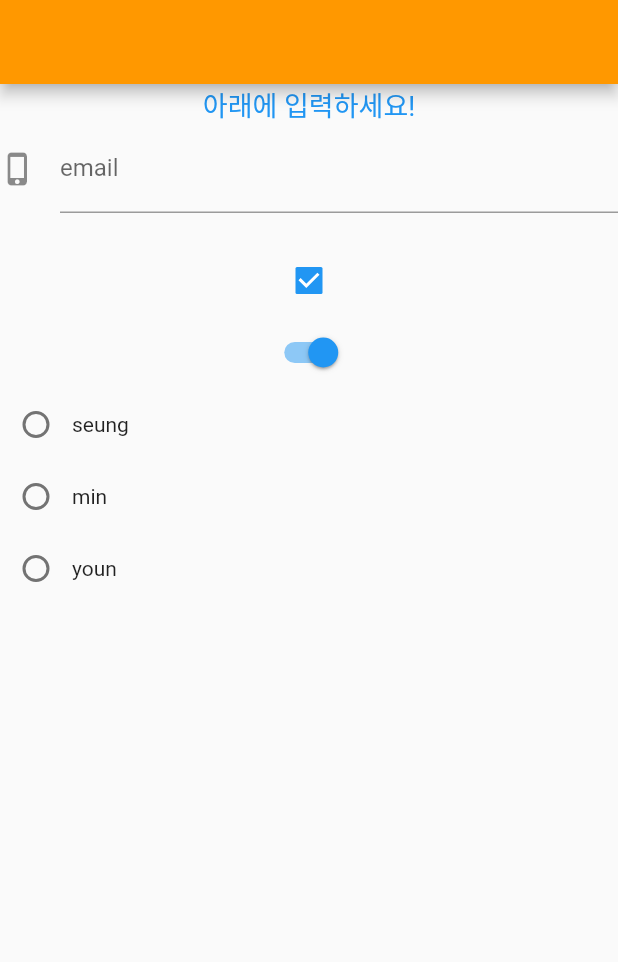
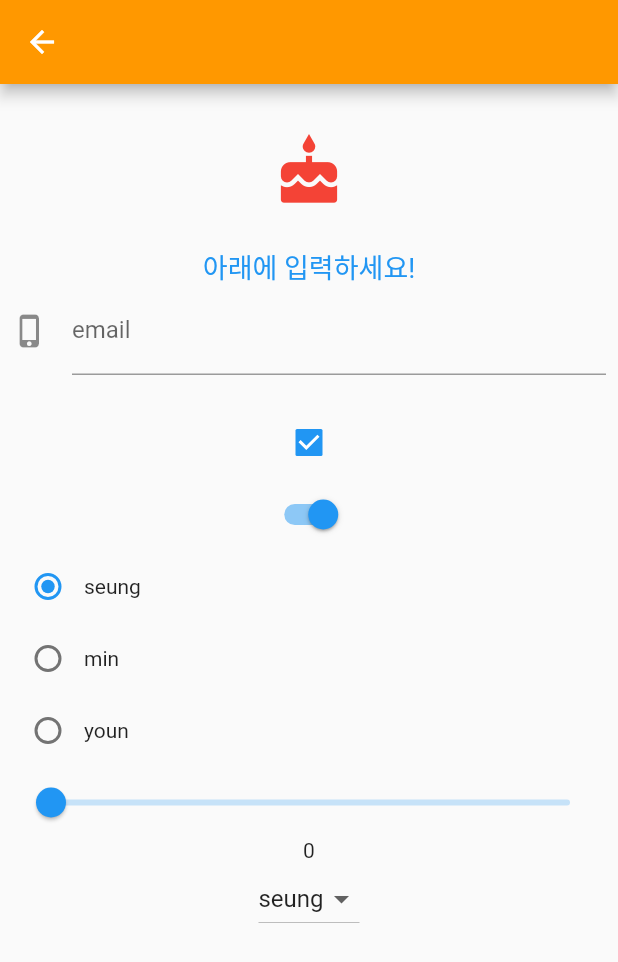
Before and after one commit to seungminlll3420/Flutter_Practice, a Flutter app: the MainPage screen opened directly, on a phone screen of 412 x 824 dp. Shown: the top 962 px of the screen. Run offline on Flutter 3.47's test engine with Material 2 defaults, Android fonts, the phone set to English and light mode, and no system bars.

Commit message:
값  위젯 연습

```diff
--- a/Value_Widget/lib/mainpage.dart
+++ b/Value_Widget/lib/mainpage.dart
@@ -10,21 +10,38 @@ class MainPage extends StatefulWidget {
 class _MainPageState extends State<MainPage> {
   TextEditingController _controller = TextEditingController();
   var _searchTerm = "";
-  var val1 = true;
-  SearchType _searchType;
+  bool _bool_val = true;
+  double _double_val = 0;
+
+  SearchType _searchType = SearchType.seung;
   @override
   Widget build(BuildContext context) {
     return Scaffold(
       appBar: AppBar(
         backgroundColor: Colors.orange,
       ),
-      body: Container(
+      body: Padding(
+        padding: const EdgeInsets.all(8.0),
+        child: SingleChildScrollView(
+          child: Container(
             child: Column(
               children: <Widget>[
+                SizedBox(
+                  height: 100,
+                  width: 100,
+                  //                                   아이콘 위젯(아이콘 출력)
+                  child: Icon(
+                    Icons.cake,
+                    color: Colors.red,
+                    size: 50,
+                  ),
+                ),
+                //                                     텍스트 위젯 (텍스트 출력)
                 Text(
                   '아래에 입력하세요!',
                   style: TextStyle(fontSize: 18, color: Colors.blue),
                 ),
+                //                                     텍스트필드 위엣(사용자 입력)
                 TextField(
                   keyboardType: TextInputType.emailAddress,
                   controller: _controller,
@@ -40,22 +57,26 @@ class _MainPageState extends State<MainPage> {
                 ),
                 Text(_searchTerm,
                     style: TextStyle(fontSize: 18, color: Colors.blue)),
+                //                                               체크박스 위젯( ㅇㅇ)
                 Checkbox(
-              value: val1,
+                  value: _bool_val,
                   onChanged: (var val) {
                     setState(() {
-                  val1 = val;
+                      _bool_val = val;
                     });
                   },
                 ),
+                //                                               스위치 위젯(체크박스랑 모양만 다름)
                 Switch(
-              value: val1,
+                  value: _bool_val,
                   onChanged: (var val) {
                     setState(() {
-                  val1 = val;
+                      _bool_val = val;
                     });
                   },
                 ),
+
+                //                                        레디오 위젯(여러 체크박스를 선택할때 사용)
                 Row(
                   children: <Widget>[
                     Radio<SearchType>(
@@ -97,8 +118,49 @@ class _MainPageState extends State<MainPage> {
                     ),
                     Text("youn")
                   ],
+                ),
+                //                                                Slider 위젯
+                Slider(
+                  label: _double_val.toInt().toString(),
+                  onChanged: (var val) {
+                    setState(() {
+                      _double_val = val;
+                    });
+                  },
+                  min: 0,
+                  max: 100,
+                  divisions: 100,
+                  value: _double_val,
+                ),
+                Text(
+                  _double_val.toInt().toString(),
+                ),
+                //                                      드롭타운(열거형 선택)
+                DropdownButton<SearchType>(
+                  onChanged: (var val) {
+                    setState(() {
+                      _searchType = val;
+                    });
+                  },
+                  value: _searchType,
+                  items: <DropdownMenuItem<SearchType>>[
+                    DropdownMenuItem<SearchType>(
+                      child: Text('seung'),
+                      value: SearchType.seung,
+                    ),
+                    DropdownMenuItem<SearchType>(
+                      child: Text('min'),
+                      value: SearchType.min,
+                    ),
+                    DropdownMenuItem<SearchType>(
+                      child: Text('youn'),
+                      value: SearchType.youn,
                     )
                   ],
+                ),
+              ],
+            ),
+          ),
         ),
       ),
     );
```
Also changed, not shown: Value_Widget/lib/formkeypage.dart (added, +39 -0 lines), Value_Widget/lib/main.dart (+2 -10 lines). Lines whose indentation alone changed are shown as unchanged.
